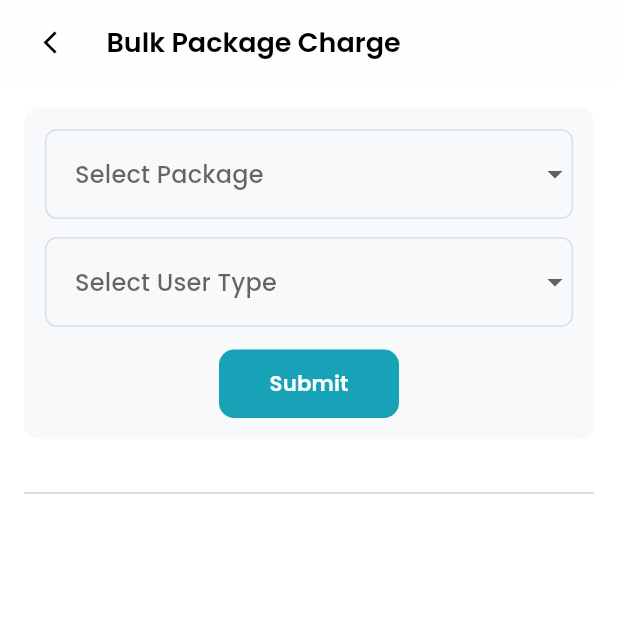
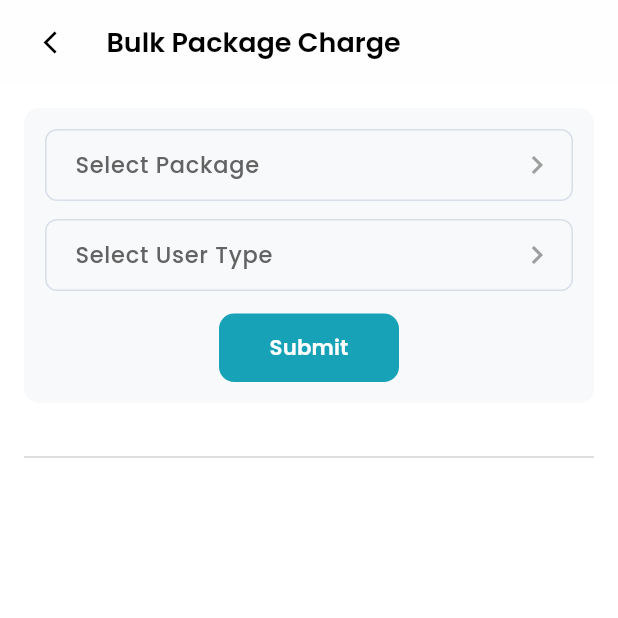
Before and after one commit to aiswaryafuiox-jpg/maxpay_distributor, a Flutter app: the BulkPackageChargeScreen screen opened by its route, on a phone screen of 412 x 824 dp, the top half of it. Run offline on Flutter 3.47's test engine with Material 3 defaults, Android fonts, the phone set to English and light mode, and no system bars; our stand-ins replace animate_do, cached_network_image, country_code_picker, dartz, file_picker, fl_chart and 10 more; accounts and stored records are empty; project files that could hold a hidden picture were left out.

Commit message:
Updated bulk package screen in settings

```diff
--- a/lib/view/settings/bulkPackage/bulkPackageChargeScreen.dart
+++ b/lib/view/settings/bulkPackage/bulkPackageChargeScreen.dart
@@ -1,11 +1,161 @@
+// import 'package:flutter/material.dart';
+// import 'package:get/get_core/src/get_main.dart';
+// import 'package:get/get_navigation/src/extension_navigation.dart';
+//
+// import '../../../core/constants/routes_path.dart';
+// import '../../../global_widget/commom_button.dart';
+// import '../../../global_widget/custom_app.dart';
+// import 'BulkPackageChangeScreen.dart';
+//
+// class BulkPackageChargeScreen extends StatefulWidget {
+//   const BulkPackageChargeScreen({super.key});
+//
+//   @override
+//   State<BulkPackageChargeScreen> createState() =>
+//       _BulkPackageChargeScreenState();
+// }
+//
+// class _BulkPackageChargeScreenState extends State<BulkPackageChargeScreen> {
+//   String? package;
+//   String? userType;
+//
+//   @override
+//   Widget build(BuildContext context) {
+//     final isDark = Theme.of(context).brightness == Brightness.dark;
+//
+//     return Scaffold(
+//       backgroundColor:
+//       isDark ? Theme.of(context).scaffoldBackgroundColor : Colors.white,
+//       appBar: const CommonAppBar(title: "Bulk Package Charge"),
+//       body: Padding(
+//         padding: const EdgeInsets.all(16),
+//         child: Column(
+//           children: [
+//             Container(
+//               padding: const EdgeInsets.all(14),
+//               decoration: BoxDecoration(
+//                 color: isDark
+//                     ? const Color(0xff2F3349)
+//                     : const Color(0xffF8F9FA),
+//                 borderRadius: BorderRadius.circular(10),
+//               ),
+//               child: Column(
+//                 children: [
+//                   DropdownButtonFormField<String>(
+//                     value: package,
+//                     decoration: InputDecoration(
+//                       hintText: "Select Package",
+//                       hintStyle: TextStyle(
+//                         color: Colors.grey.shade600,
+//                         fontSize: 15,
+//                         fontFamily: "Poppins",
+//                       ),
+//                       contentPadding: const EdgeInsets.symmetric(
+//                         horizontal: 16,
+//                         vertical: 12,
+//                       ),
+//                       enabledBorder: OutlineInputBorder(
+//                         borderRadius: BorderRadius.circular(8),
+//                         borderSide: BorderSide(
+//                           color: const Color(0xFFD8DFEA), // light border
+//                           width: 1,
+//                         ),
+//                       ),
+//                       focusedBorder: OutlineInputBorder(
+//                         borderRadius: BorderRadius.circular(8),
+//                         borderSide: BorderSide(
+//                           color: const Color(0xFFD8DFEA),
+//                           width: 1,
+//                         ),
+//                       ),
+//                     ),
+//                     items: const [
+//                       DropdownMenuItem(
+//                           value: "Package 1", child: Text("Package 1")),
+//                       DropdownMenuItem(
+//                           value: "Package 2", child: Text("Package 2")),
+//                     ],
+//                     onChanged: (v) {
+//                       setState(() {
+//                         package = v;
+//                       });
+//                     },
+//                   ),
+//                   const SizedBox(height: 12),
+//                   DropdownButtonFormField<String>(
+//                     value: userType,
+//                     decoration: InputDecoration(
+//                       hintText: "Select User Type",
+//                       hintStyle: TextStyle(
+//                         color: Colors.grey.shade600,
+//                         fontSize: 15,
+//                         fontFamily: "Poppins",
+//                       ),
+//                       contentPadding: const EdgeInsets.symmetric(
+//                         horizontal: 16,
+//                         vertical: 12,
+//                       ),
+//                       enabledBorder: OutlineInputBorder(
+//                         borderRadius: BorderRadius.circular(8),
+//                         borderSide: BorderSide(
+//                           color: const Color(0xFFD8DFEA), // light border
+//                           width: 1,
+//                         ),
+//                       ),
+//                       focusedBorder: OutlineInputBorder(
+//                         borderRadius: BorderRadius.circular(8),
+//                         borderSide: BorderSide(
+//                           color: const Color(0xFFD8DFEA),
+//                           width: 1,
+//                         ),
+//                       ),
+//                     ),
+//                     items: const [
+//                       DropdownMenuItem(
+//                           value: "Retailer", child: Text("Retailer")),
+//                       DropdownMenuItem(
+//                           value: "Distributor", child: Text("Distributor")),
+//                     ],
+//                     onChanged: (v) {
+//                       setState(() {
+//                         userType = v;
+//                       });
+//                     },
+//                   ),
+//                   const SizedBox(height: 15),
+//                   SizedBox(
+//                     width: 120,
+//                     child: CommonButton(
+//                       title: "Submit",
+//                       onTap: () {
+//                         Get.toNamed(AppRoutes.bulkPackageChange);
+//                       },
+//                     ),
+//                   ),
+//                 ],
+//               ),
+//             ),
+//             const SizedBox(height: 20),
+//             //const Divider(),
+//             Divider(
+//               color: const Color(0xFFD3D3D3),
+//               thickness: 1,
+//               height: 32,
+//             ),
+//           ],
+//         ),
+//       ),
+//     );
+//   }
+// }
+//
 import 'package:flutter/material.dart';
-import 'package:get/get_core/src/get_main.dart';
-import 'package:get/get_navigation/src/extension_navigation.dart';
+import 'package:get/get.dart';
 
 import '../../../core/constants/routes_path.dart';
+import '../../../core/utils/texthelper.dart';
 import '../../../global_widget/commom_button.dart';
 import '../../../global_widget/custom_app.dart';
-import 'BulkPackageChangeScreen.dart';
 
 class BulkPackageChargeScreen extends StatefulWidget {
   const BulkPackageChargeScreen({super.key});
@@ -41,88 +191,26 @@ class _BulkPackageChargeScreenState extends State<BulkPackageChargeScreen> {
               ),
               child: Column(
                 children: [
-                  DropdownButtonFormField<String>(
+                  _SelectionField(
+                    hint: "Select Package",
                     value: package,
-                    decoration: InputDecoration(
-                      hintText: "Select Package",
-                      hintStyle: TextStyle(
-                        color: Colors.grey.shade600,
-                        fontSize: 15,
-                        fontFamily: "Poppins",
-                      ),
-                      contentPadding: const EdgeInsets.symmetric(
-                        horizontal: 16,
-                        vertical: 18,
-                      ),
-                      enabledBorder: OutlineInputBorder(
-                        borderRadius: BorderRadius.circular(8),
-                        borderSide: BorderSide(
-                          color: const Color(0xFFD8DFEA), // light border
-                          width: 1,
-                        ),
-                      ),
-                      focusedBorder: OutlineInputBorder(
-                        borderRadius: BorderRadius.circular(8),
-                        borderSide: BorderSide(
-                          color: const Color(0xFFD8DFEA),
-                          width: 1,
-                        ),
-                      ),
-                    ),
-                    items: const [
-                      DropdownMenuItem(
-                          value: "Package 1", child: Text("Package 1")),
-                      DropdownMenuItem(
-                          value: "Package 2", child: Text("Package 2")),
-                    ],
-                    onChanged: (v) {
-                      setState(() {
-                        package = v;
-                      });
+                    onTap: () {
+                      // Navigate or open selection
                     },
                   ),
+
                   const SizedBox(height: 12),
-                  DropdownButtonFormField<String>(
+
+                  _SelectionField(
+                    hint: "Select User Type",
                     value: userType,
-                    decoration: InputDecoration(
-                      hintText: "Select User Type",
-                      hintStyle: TextStyle(
-                        color: Colors.grey.shade600,
-                        fontSize: 15,
-                        fontFamily: "Poppins",
-                      ),
-                      contentPadding: const EdgeInsets.symmetric(
-                        horizontal: 16,
-                        vertical: 18,
-                      ),
-                      enabledBorder: OutlineInputBorder(
-                        borderRadius: BorderRadius.circular(8),
-                        borderSide: BorderSide(
-                          color: const Color(0xFFD8DFEA), // light border
-                          width: 1,
-                        ),
-                      ),
-                      focusedBorder: OutlineInputBorder(
-                        borderRadius: BorderRadius.circular(8),
-                        borderSide: BorderSide(
-                          color: const Color(0xFFD8DFEA),
-                          width: 1,
-                        ),
-                      ),
-                    ),
-                    items: const [
-                      DropdownMenuItem(
-                          value: "Retailer", child: Text("Retailer")),
-                      DropdownMenuItem(
-                          value: "Distributor", child: Text("Distributor")),
-                    ],
-                    onChanged: (v) {
-                      setState(() {
-                        userType = v;
-                      });
+                    onTap: () {
+                      // Navigate or open selection
                     },
                   ),
+
                   const SizedBox(height: 15),
+
                   SizedBox(
                     width: 120,
                     child: CommonButton(
@@ -135,10 +223,11 @@ class _BulkPackageChargeScreenState extends State<BulkPackageChargeScreen> {
                 ],
               ),
             ),
+
             const SizedBox(height: 20),
-            //const Divider(),
-            Divider(
-              color: const Color(0xFFD3D3D3),
+
+            const Divider(
+              color: Color(0xFFD3D3D3),
               thickness: 1,
               height: 32,
             ),
@@ -148,3 +237,52 @@ class _BulkPackageChargeScreenState extends State<BulkPackageChargeScreen> {
     );
   }
 }
+
+/// Reusable Selection Field
+class _SelectionField extends StatelessWidget {
+  final String hint;
+  final String? value;
+  final VoidCallback onTap;
+
+  const _SelectionField({
+    required this.hint,
+    required this.value,
+    required this.onTap,
+  });
+
+  @override
+  Widget build(BuildContext context) {
+     return TextFormField(
+      readOnly: true,
+      controller: TextEditingController(text: value ?? ""),
+      style: TextHelper.max2,
+      onTap: onTap,
+      decoration: InputDecoration(
+        hintText: hint,
+        hintStyle: TextHelper.max2,
+        contentPadding: const EdgeInsets.symmetric(
+          horizontal: 16,
+          vertical: 12,
+        ),
+        suffixIcon: const Icon(
+          Icons.chevron_right,
+          color: Colors.grey,
+          size: 24,
+        ),
+        enabledBorder: OutlineInputBorder(
+          borderRadius: BorderRadius.circular(8),
+          borderSide: const BorderSide(
+            color: Color(0xFFD8DFEA),
+            width: 1,
+          ),
+        ),
+        focusedBorder: OutlineInputBorder(
+          borderRadius: BorderRadius.circular(8),
+          borderSide: const BorderSide(
+            color: Color(0xFFD8DFEA),
+            width: 1,
+          ),
+        ),
+      ));
+  }
+}
```
